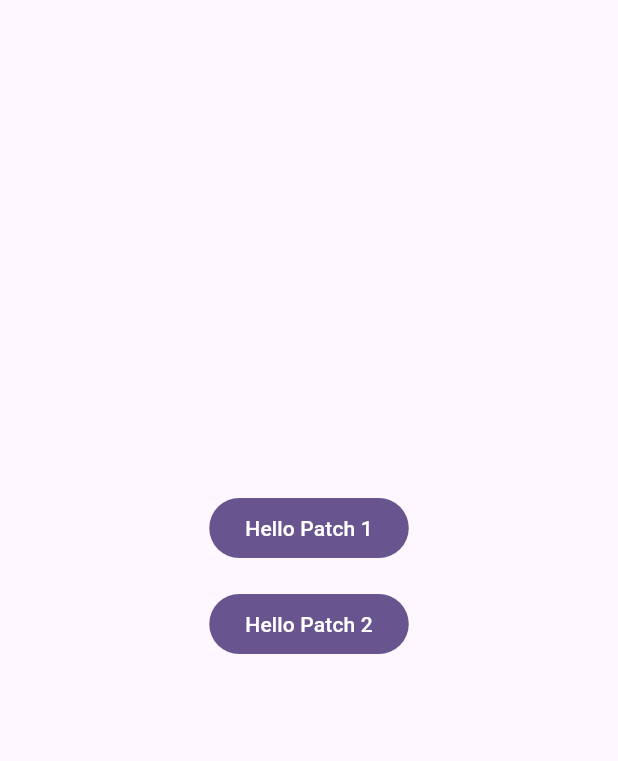
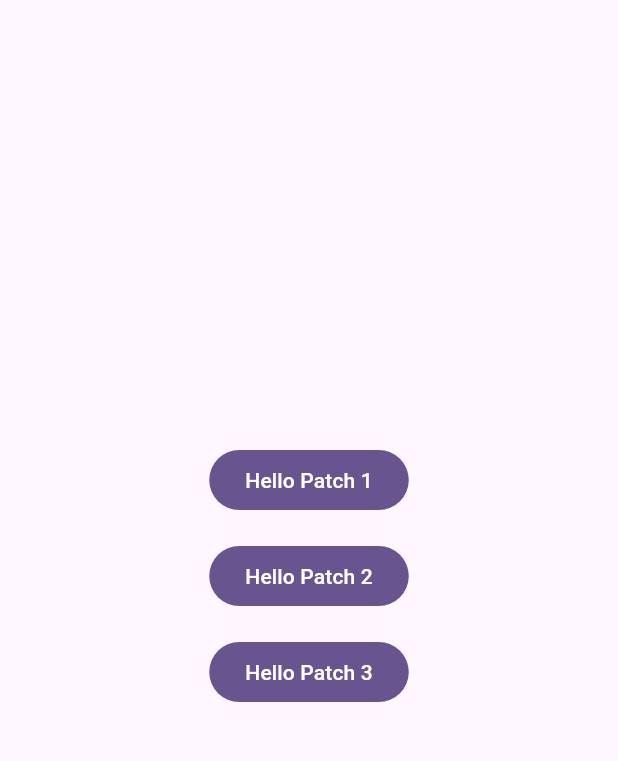
Before and after one commit to souravbarman01/learn_ota, a Flutter app: the screen it shows after launch, on a phone screen of 412 x 824 dp, the part 84-845 px from its top. Run offline on Flutter 3.47's test engine with Material 3 defaults, Android fonts, the phone set to English and light mode, and no system bars; missing offline and left inert: flutter_patcher.

Commit message:
Add Hello Patch 3 button
Co-Authored-By: Claude Opus 5.5 <noreply@anthropic.com>

```diff
--- a/lib/main.dart
+++ b/lib/main.dart
@@ -63,6 +63,13 @@ class HomePage extends StatelessWidget {
               ),
               child: const Text('Hello Patch 2'),
             ),
+            const SizedBox(height: 16),
+            FilledButton(
+              onPressed: () => ScaffoldMessenger.of(context).showSnackBar(
+                const SnackBar(content: Text('Hello Patch 3')),
+              ),
+              child: const Text('Hello Patch 3'),
+            ),
           ],
         ),
       ),
```
Also changed, not shown: 1 other file.
